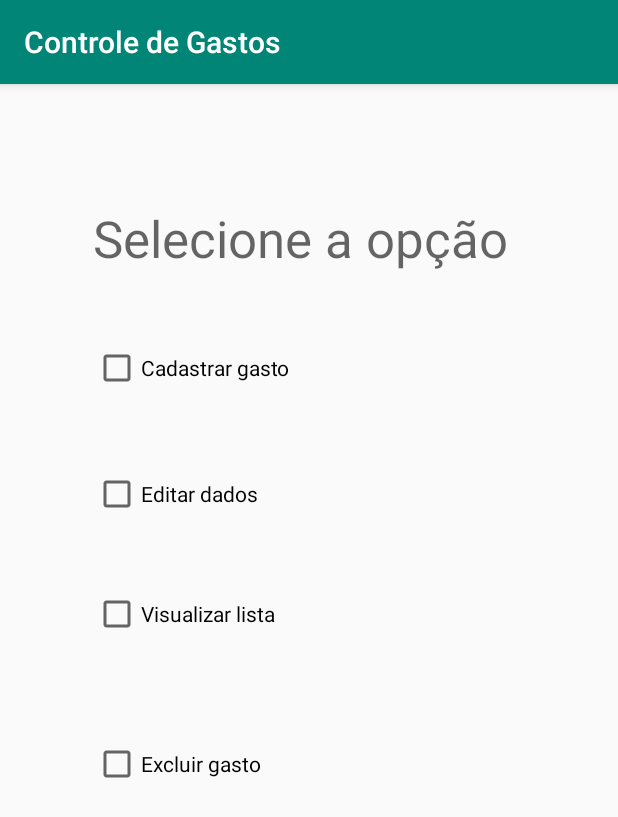
After one commit to Rosahanne/SENAC, an Android app: the Menu screen opened directly, with no data from a screen before it, on a phone screen of 412 x 824 dp. The commit adds this screen. Shown: the top 817 px of the screen. Run offline under Robolectric (Android 15) with nearby library versions, the phone set to English and light mode, and no system bars.

Commit message:
ControleGastos_8mar
Signed-off-by: Emanuelle <emanuelle.rh@gmail.com>

```diff
--- a/app/src/main/AndroidManifest.xml
+++ b/app/src/main/AndroidManifest.xml
@@ -9,14 +9,15 @@
         android:roundIcon="@mipmap/ic_launcher_round"
         android:supportsRtl="true"
         android:theme="@style/AppTheme">
-        <activity android:name=".EditGasto"></activity>
+        <activity android:name=".Menu"></activity>
+        <intent-filter>
+            <action android:name="android.intent.action.MAIN" />
+            <category android:name="android.intent.category.LAUNCHER" />
+        </intent-filter>
+        <activity android:name=".EditGasto" />
         <activity android:name=".CadGasto" />
         <activity android:name=".MainActivity">
-            <intent-filter>
-                <action android:name="android.intent.action.MAIN" />
 
-                <category android:name="android.intent.category.LAUNCHER" />
-            </intent-filter>
         </activity>
     </application>
 
--- /dev/null
+++ b/app/src/main/java/br/senac/app_controledegastos/Menu.java
@@ -0,0 +1,31 @@
+package br.senac.app_controledegastos;
+
+import android.support.v7.app.AppCompatActivity;
+import android.os.Bundle;
+import android.widget.CheckBox;
+import android.widget.TextView;
+
+public class Menu extends AppCompatActivity {
+
+    private TextView titMenu;
+    private CheckBox cbCadGasto;
+    private CheckBox cbEditDados;
+    private CheckBox cbVerDados;
+    private CheckBox cbExcGasto;
+
+    @Override
+    protected void onCreate(Bundle savedInstanceState) {
+        super.onCreate(savedInstanceState);
+        setContentView(R.layout.activity_menu);
+
+        titMenu = findViewById(R.id. menu_titulo);
+        cbCadGasto = findViewById(R.id. menu_cadDados);
+        cbEditDados = findViewById(R.id. menu_editDados);
+        cbVerDados = findViewById(R.id. menu_verDados);
+        cbExcGasto = findViewById(R.id. menu_excDados);
+
+
+
+
+    }
+}
--- /dev/null
+++ b/app/src/main/res/layout/activity_menu.xml
@@ -0,0 +1,68 @@
+<?xml version="1.0" encoding="utf-8"?>
+<android.support.constraint.ConstraintLayout xmlns:android="http://schemas.android.com/apk/res/android"
+    xmlns:app="http://schemas.android.com/apk/res-auto"
+    xmlns:tools="http://schemas.android.com/tools"
+    android:layout_width="match_parent"
+    android:layout_height="match_parent"
+    tools:context=".Menu">
+
+    <TextView
+        android:id="@+id/menu_titulo"
+        android:layout_width="288dp"
+        android:layout_height="49dp"
+        android:layout_marginStart="8dp"
+        android:layout_marginLeft="8dp"
+        android:layout_marginTop="80dp"
+        android:layout_marginEnd="8dp"
+        android:layout_marginRight="8dp"
+        android:text="@string/telaMenu"
+        android:textAppearance="@style/TextAppearance.AppCompat.Display1"
+        android:visibility="visible"
+        app:layout_constraintEnd_toEndOf="parent"
+        app:layout_constraintStart_toStartOf="parent"
+        app:layout_constraintTop_toTopOf="parent" />
+
+    <CheckBox
+        android:id="@+id/menu_cadDados"
+        android:layout_width="0dp"
+        android:layout_height="wrap_content"
+        android:layout_marginTop="44dp"
+        android:text="@string/cadDados"
+        app:layout_constraintEnd_toEndOf="@+id/menu_titulo"
+        app:layout_constraintHorizontal_bias="0.448"
+        app:layout_constraintStart_toStartOf="@+id/menu_titulo"
+        app:layout_constraintTop_toBottomOf="@+id/menu_titulo" />
+
+    <CheckBox
+        android:id="@+id/menu_editDados"
+        android:layout_width="0dp"
+        android:layout_height="wrap_content"
+        android:layout_marginTop="52dp"
+        android:text="@string/edDados"
+        app:layout_constraintEnd_toEndOf="@+id/menu_cadDados"
+        app:layout_constraintHorizontal_bias="0.578"
+        app:layout_constraintStart_toStartOf="@+id/menu_cadDados"
+        app:layout_constraintTop_toBottomOf="@+id/menu_cadDados" />
+
+    <CheckBox
+        android:id="@+id/menu_verDados"
+        android:layout_width="0dp"
+        android:layout_height="wrap_content"
+        android:layout_marginTop="48dp"
+        android:text="@string/verdados"
+        app:layout_constraintEnd_toEndOf="@+id/menu_editDados"
+        app:layout_constraintHorizontal_bias="0.0"
+        app:layout_constraintStart_toStartOf="@+id/menu_editDados"
+        app:layout_constraintTop_toBottomOf="@+id/menu_editDados" />
+
+    <CheckBox
+        android:id="@+id/menu_excDados"
+        android:layout_width="0dp"
+        android:layout_height="wrap_content"
+        android:layout_marginTop="68dp"
+        android:text="@string/excDados"
+        app:layout_constraintEnd_toEndOf="@+id/menu_verDados"
+        app:layout_constraintHorizontal_bias="0.666"
+        app:layout_constraintStart_toStartOf="@+id/menu_verDados"
+        app:layout_constraintTop_toBottomOf="@+id/menu_verDados" />
+</android.support.constraint.ConstraintLayout>
--- a/app/src/main/res/values/strings.xml
+++ b/app/src/main/res/values/strings.xml
@@ -13,5 +13,10 @@
     <string name="edCategoria">Edite a categoria</string>
     <string name="edValor">Edite o valor</string>
     <string name="btnEdit">Editar</string>
+    <string name="telaMenu">Selecione a opção</string>
+    <string name="cadDados">Cadastrar gasto</string>
+    <string name="edDados">Editar dados</string>
+    <string name="verdados">Visualizar lista</string>
+    <string name="excDados">Excluir gasto</string>
 
 </resources>
```
